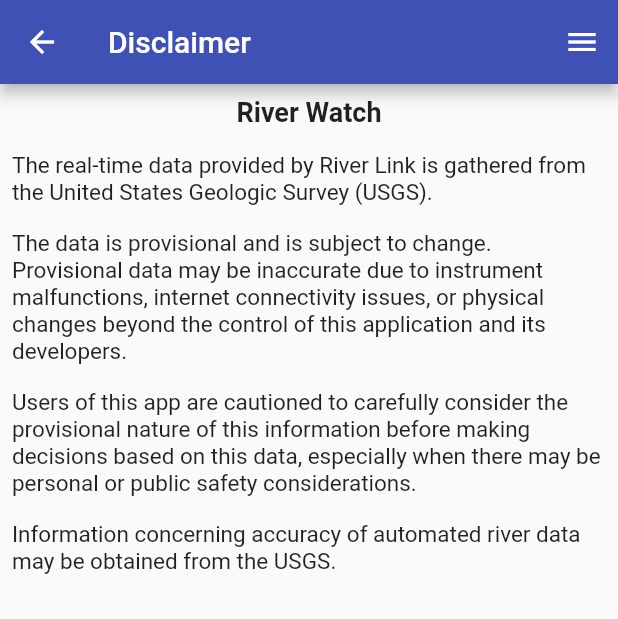
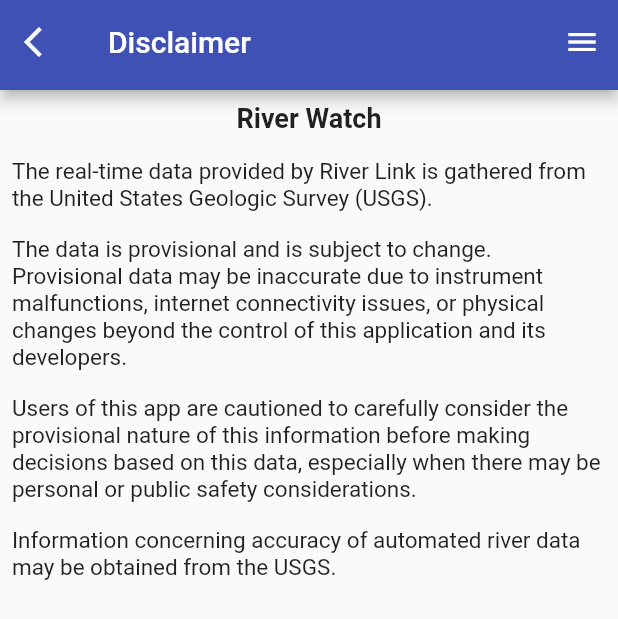
Before and after one commit to nigel25840/stream_watch_flutter, a Flutter app: the screen it shows after launch, in the side drawer, after a tap on "Disclaimer", on a phone screen of 412 x 824 dp. Shown: the top 619 px of the screen. Run offline on Flutter 3.47's test engine with Material 2 defaults, Android fonts, the phone set to English and light mode, and no system bars; our stand-ins replace carousel_slider, charts_flutter, flutter_speed_dial, material_segmented_control, progress_dialog, scrollable_positioned_list and 1 more.

Commit message:
added custom app bar

```diff
--- /dev/null
+++ b/lib/UI/RLAppBar.dart
@@ -0,0 +1,25 @@
+
+
+import 'package:flutter/material.dart';
+
+class RLAppBar extends StatelessWidget with PreferredSizeWidget {
+
+  final String title;
+  final Size preferredSize;
+  final double height;
+
+  RLAppBar(this.title, this.height, {Key key})
+      : preferredSize = Size.fromHeight(height),
+        super(key: key);
+
+  @override
+  Widget build(BuildContext context) {
+    return AppBar(
+      automaticallyImplyLeading: true,
+      leading: IconButton(icon: Icon(Icons.arrow_back_ios, color: Colors.white), onPressed:() {
+        Navigator.pop(context, false);
+      },),
+      title: Text(title),
+    );
+  }
+}
--- a/lib/UI/disclaimer.dart
+++ b/lib/UI/disclaimer.dart
@@ -1,6 +1,7 @@
 
 import 'package:flutter/cupertino.dart';
 import 'package:flutter/material.dart';
+import 'package:streamwatcher/UI/RLAppBar.dart';
 
 import 'drawer.dart';
 
@@ -10,9 +11,7 @@
     TextStyle headerStyle = TextStyle(fontWeight: FontWeight.bold, fontSize: 18);
     TextStyle bodyStyle = TextStyle(fontSize: 15);
     return Scaffold(
-      appBar: AppBar(
-        title: Text("Disclaimer"),
-      ),
+      appBar: RLAppBar('Disclaimer', 60.0),
       body: SingleChildScrollView(
         child: Column(
           children: [
```
Also changed, not shown: lib/UI/gauge_selector.dart (+1 -7 lines), lib/UI/networking.dart (deleted), pubspec.lock, 1 other file.
